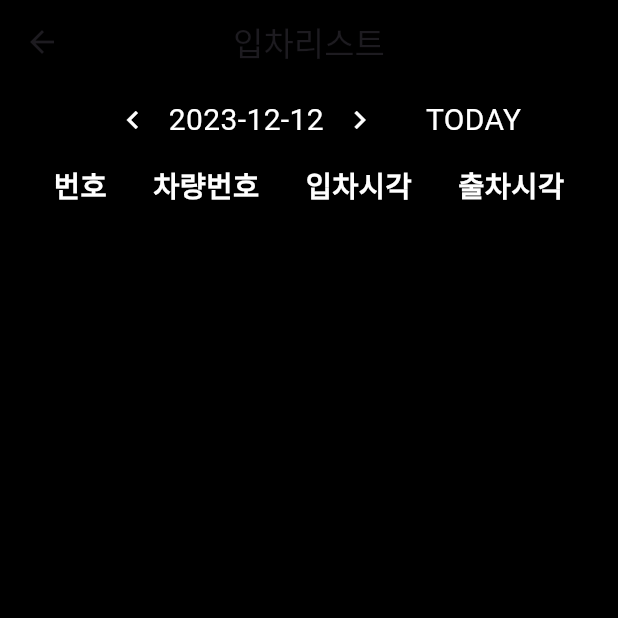
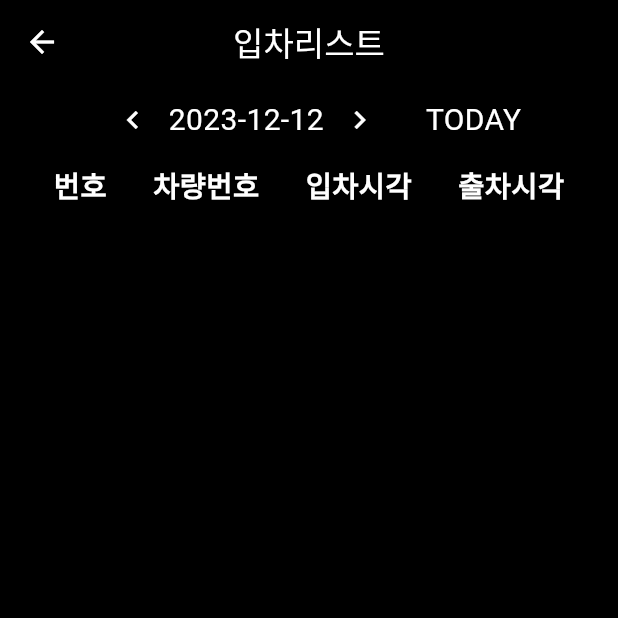
Before and after one commit to hokkihiroo/husky-team, a Flutter app: the CarList screen opened directly, on a phone screen of 412 x 824 dp, the top half of it. Run offline on Flutter 3.47's test engine with Material 3 defaults, Android fonts, the phone set to English and light mode, and no system bars; our stand-ins replace cloud_firestore, firebase_auth, firebase_core; accounts and stored records are empty.

Commit message:
12/12/night

```diff
--- a/lib/car_management_system/team1/team1_car_list.dart
+++ b/lib/car_management_system/team1/team1_car_list.dart
@@ -54,8 +54,12 @@ class _CarListState extends State<CarList> {
     return Scaffold(
       backgroundColor: Colors.black,
       appBar: AppBar(
-        title: Text('입차리스트'),
+        title: Text('입차리스트',
+          style: TextStyle(
+            color: Colors.white,
+          ),),
         backgroundColor: Colors.black,
+        iconTheme: IconThemeData(color: Colors.white),
         centerTitle: true,
       ),
       body: Column(
```
